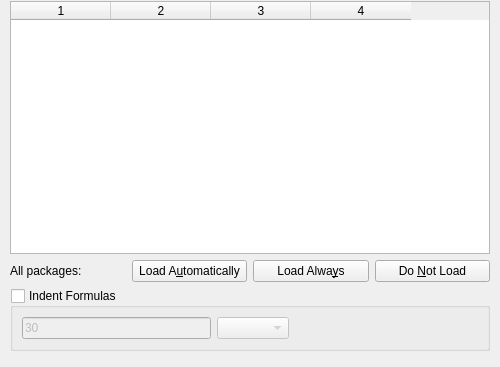
Old version of the form src/frontends/qt4/ui/MathsUi.ui in the repository cburschka/lyx.
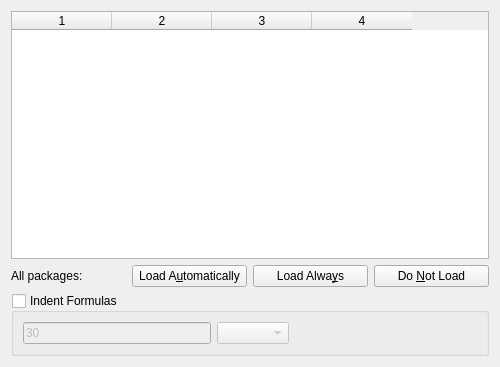
New version of the form. Custom widgets are drawn as their Qt base class.

Commit message: MathsUi.ui: next attempt to make it look correct also under Linux

```diff
--- a/src/frontends/qt4/ui/MathsUi.ui
+++ b/src/frontends/qt4/ui/MathsUi.ui
@@ -13,72 +13,36 @@
   <property name="windowTitle">
    <string/>
   </property>
-  <widget class="QWidget" name="layoutWidget">
-   <property name="geometry">
-    <rect>
-     <x>10</x>
-     <y>1</y>
-     <width>480</width>
-     <height>350</height>
-    </rect>
-   </property>
-   <layout class="QVBoxLayout" name="verticalLayout">
-    <item>
-     <widget class="QTableWidget" name="packagesTW">
-      <property name="sizePolicy">
-       <sizepolicy hsizetype="Expanding" vsizetype="Expanding">
-        <horstretch>0</horstretch>
-        <verstretch>0</verstretch>
-       </sizepolicy>
-      </property>
-      <property name="columnCount">
-       <number>4</number>
-      </property>
-      <attribute name="horizontalHeaderStretchLastSection">
-       <bool>false</bool>
-      </attribute>
-      <attribute name="verticalHeaderVisible">
-       <bool>false</bool>
-      </attribute>
-      <column/>
-      <column/>
-      <column/>
-      <column/>
-     </widget>
-    </item>
-    <item>
-     <layout class="QHBoxLayout" name="horizontalLayout">
-      <item>
+  <layout class="QGridLayout" name="gridLayout_2">
+   <item row="1" column="0">
        <widget class="QLabel" name="allPakcagesLA">
         <property name="text">
          <string>All packages:</string>
         </property>
        </widget>
       </item>
-      <item>
+   <item row="1" column="1">
        <widget class="QPushButton" name="allPackagesAutoPB">
         <property name="text">
          <string>Load A&amp;utomatically</string>
         </property>
        </widget>
       </item>
-      <item>
+   <item row="1" column="2">
        <widget class="QPushButton" name="allPackagesAlwaysPB">
         <property name="text">
          <string>Load Alwa&amp;ys</string>
         </property>
        </widget>
       </item>
-      <item>
+   <item row="1" column="3">
        <widget class="QPushButton" name="allPackagesNotPB">
         <property name="text">
          <string>Do &amp;Not Load</string>
         </property>
        </widget>
       </item>
-     </layout>
-    </item>
-    <item>
+   <item row="2" column="0" colspan="4">
      <widget class="QGroupBox" name="FormulaIndentGB">
       <property name="title">
        <string>Indent Formulas</string>
@@ -126,8 +90,30 @@
       </layout>
      </widget>
     </item>
-   </layout>
-  </widget>
+   <item row="0" column="0" colspan="4">
+    <widget class="QTableWidget" name="packagesTW">
+     <property name="sizePolicy">
+      <sizepolicy hsizetype="Expanding" vsizetype="Expanding">
+       <horstretch>0</horstretch>
+       <verstretch>0</verstretch>
+      </sizepolicy>
+     </property>
+     <property name="columnCount">
+      <number>4</number>
+     </property>
+     <attribute name="horizontalHeaderStretchLastSection">
+      <bool>false</bool>
+     </attribute>
+     <attribute name="verticalHeaderVisible">
+      <bool>false</bool>
+     </attribute>
+     <column/>
+     <column/>
+     <column/>
+     <column/>
+    </widget>
+   </item>
+  </layout>
  </widget>
  <customwidgets>
   <customwidget>
```
Lines whose indentation alone changed are shown as unchanged.
